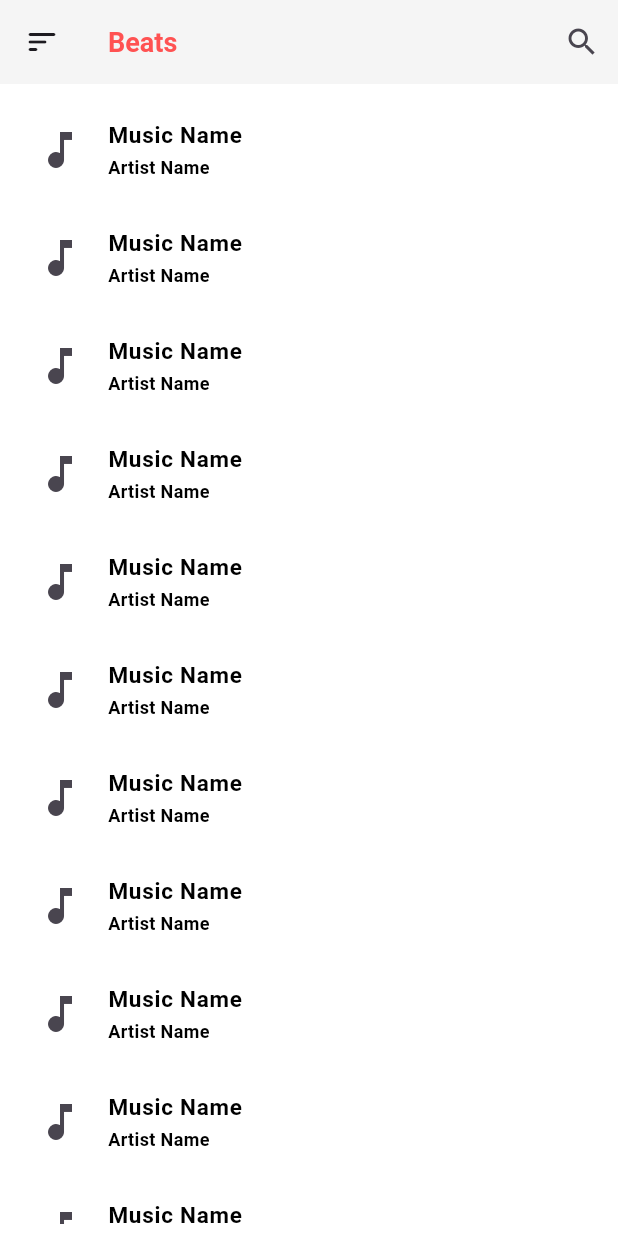
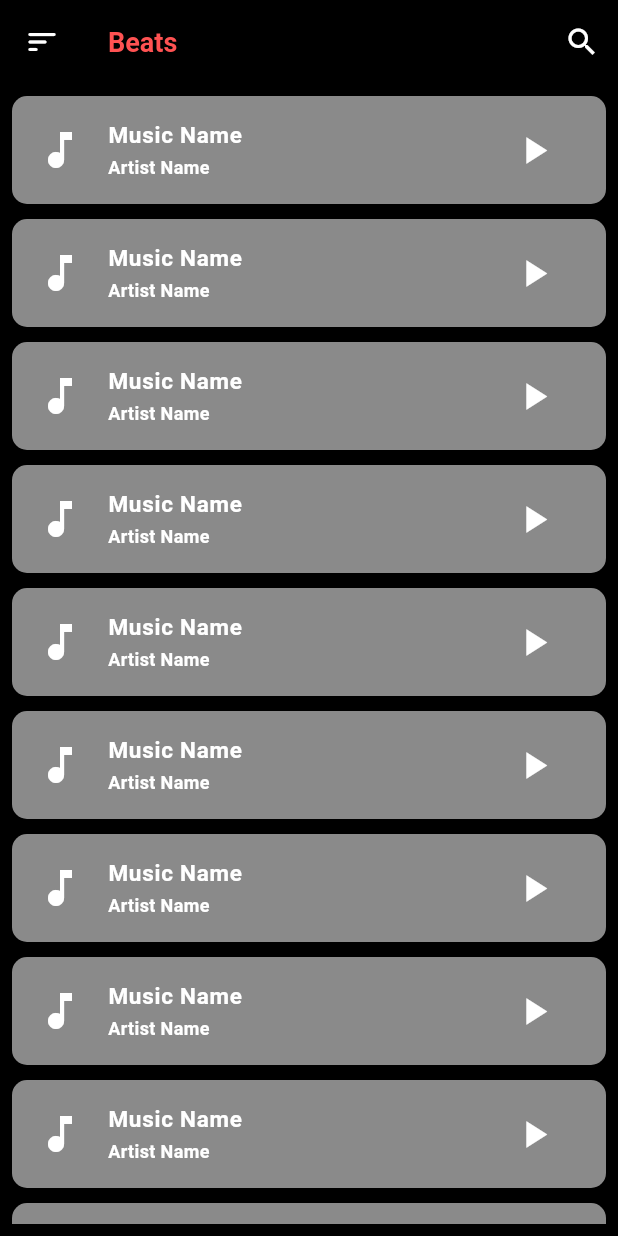
Before and after one commit to sn-shakib/Music-Player, a Flutter app: the screen it shows after launch, on a phone screen of 412 x 824 dp. Run offline on Flutter 3.47's test engine with Material 3 defaults, Android fonts, the light colour scheme and no system bars; our stand-ins replace get; missing offline and left inert: dart:ffi.

Commit message:
Music Player

```diff
--- /dev/null
+++ b/lib/Controller/PlayerController.dart
@@ -0,0 +1,4 @@
+import 'package:get/get.dart';
+class PlayeController extends GetxController{
+
+}
--- a/lib/Views/Home.dart
+++ b/lib/Views/Home.dart
@@ -11,31 +11,37 @@ class _HomePageState extends State<HomePage> {
   @override
   Widget build(BuildContext context) {
     return  Scaffold(
-      backgroundColor: Colors.white,
+      backgroundColor: Colors.black,
       appBar: AppBar(
-        backgroundColor: Colors.grey.withOpacity(0.1),
+        backgroundColor: Colors.black,
         actions: [
-          IconButton(onPressed: (){}, icon: const Icon(Icons.search)),
+          IconButton(onPressed: (){}, icon: const Icon(Icons.search,color: Colors.white,)),
         ],
-        leading: const Icon(Icons.sort_rounded),
+        leading: const Icon(Icons.sort_rounded,color: Colors.white,),
         title: const CustomText(color: Colors.redAccent, text: "Beats", fontWeight: FontWeight.w700, fontsize: 18),
       ),
       body: Padding(
         padding: const EdgeInsets.all(8.0),
         child: ListView.builder(
-          physics: BouncingScrollPhysics(),
+          physics: const BouncingScrollPhysics(),
           itemCount: 20,
             itemBuilder: (BuildContext context, int indext){
              return Container(
                decoration: BoxDecoration(
-                 borderRadius: BorderRadius.circular(12),
+                 borderRadius: BorderRadius.circular(10),
+                 color: Colors.white54,
                ),
-               child: const ListTile(
-                      title: CustomText(color: Colors.black, text: "Music Name",
+
+               margin: const EdgeInsets.only(bottom: 10),
+               child:  ListTile(
+                      title: const CustomText(color: Colors.white, text: "Music Name",
                           fontWeight: FontWeight.w700, fontsize: 15),
-                 subtitle: CustomText(color: Colors.black, text: "Artist Name",
+                 subtitle: const CustomText(color: Colors.white, text: "Artist Name",
                      fontWeight: FontWeight.w700, fontsize: 12),
-                 leading: Icon(Icons.music_note,size: 32,),
+                 leading: const Icon(Icons.music_note,size: 32,color: Colors.white,),
+                 trailing: IconButton(
+                     onPressed: (){},
+                     icon: const Icon(Icons.play_arrow,size: 30,color: Colors.white,)),
                ),
              );
         }
--- a/pubspec.yaml
+++ b/pubspec.yaml
@@ -36,6 +36,8 @@ dependencies:
   # Use with the CupertinoIcons class for iOS style icons.
   cupertino_icons: ^1.0.2
   get: ^4.6.6
+  just_audio: ^0.9.36
+  on_audio_query: ^2.9.0
 
 dev_dependencies:
   flutter_test:
```
Also changed, not shown: pubspec.lock, 1 other file.
